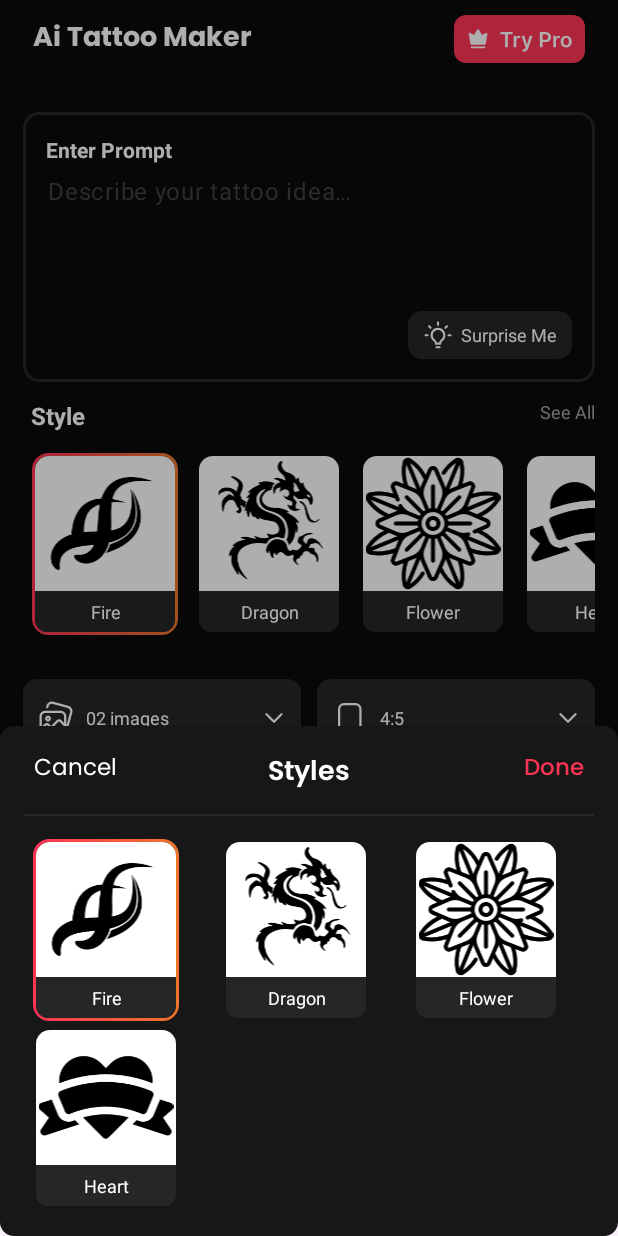
After one commit to AbdulBasitKnights/AiTattooMaker, an Android app: the fragment StyleBottomSheet placed in its activity, on a phone screen of 412 x 824 dp. The commit adds this screen. Run offline under Robolectric (Android 15) with nearby library versions, the phone set to English and light mode, and no system bars; our stand-ins replace navigation-ui, sdp/ssp sizes; libraries missing offline, so code that uses them is left out: androidx.camera.core.

Commit message:
ai creation style bottomsheet

```diff
--- a/app/src/main/java/com/basit/aitattoomaker/presentation/ai_create/adapter/StyleAdapter.kt
+++ b/app/src/main/java/com/basit/aitattoomaker/presentation/ai_create/adapter/StyleAdapter.kt
@@ -21,6 +21,15 @@
     // store which position is selected
     private var selectedPos = RecyclerView.NO_POSITION
 
+    init {
+        // optional: if you pass the list already, you could set selectedPos here
+    }
+
+    fun setInitialSelection(list: List<StyleItem>) {
+        selectedPos = list.indexOfFirst { it.isSelected }
+        if (selectedPos == -1) selectedPos = RecyclerView.NO_POSITION
+    }
+
     object DiffCallback : DiffUtil.ItemCallback<StyleItem>() {
         override fun areItemsTheSame(oldItem: StyleItem, newItem: StyleItem) = oldItem.id == newItem.id
         override fun areContentsTheSame(oldItem: StyleItem, newItem: StyleItem) = oldItem == newItem
@@ -29,18 +38,18 @@
     inner class StyleViewHolder(private val binding: ItemStyleBinding) :
         RecyclerView.ViewHolder(binding.root) {
 
-        fun bind(item: StyleItem, isSelected: Boolean) = with(binding) {
+        fun bind(item: StyleItem) = with(binding) {
             tvTattooName.text = item.title
             Glide.with(ivTattoo).load(item.url).into(ivTattoo)
 
             // highlight with gradient stroke if selected
-            if (isSelected) {
+            if (item.isSelected) {
                 root.background = GradientStrokeDrawable(
                     radiusPx = root.dp(10),
                     strokePx = root.dp(2),
                     startColor = ContextCompat.getColor(root.context, R.color.colorprimary),
                     endColor = ContextCompat.getColor(root.context, R.color.colorsecondary),
-                    angleDeg = 0f,  // 0 = left→right gradient
+                    angleDeg = 0f,
                     fillColor  = Color.TRANSPARENT
                 )
             } else {
@@ -69,6 +78,6 @@
     }
 
     override fun onBindViewHolder(holder: StyleViewHolder, position: Int) {
-        holder.bind(getItem(position), position == selectedPos)
+        holder.bind(getItem(position))
     }
 }
--- /dev/null
+++ b/app/src/main/java/com/basit/aitattoomaker/presentation/ai_create/dialog/StyleBottomSheet.kt
@@ -0,0 +1,113 @@
+package com.basit.aitattoomaker.presentation.ai_create.dialog
+
+import android.app.Dialog
+import android.graphics.BitmapFactory
+import android.net.Uri
+import android.os.Bundle
+import android.view.LayoutInflater
+import android.view.View
+import android.view.ViewGroup
+import androidx.annotation.OptIn
+import androidx.camera.core.ExperimentalGetImage
+import androidx.core.os.bundleOf
+import androidx.core.view.drawToBitmap
+import androidx.recyclerview.widget.LinearLayoutManager
+import com.basit.aitattoomaker.R
+import com.basit.aitattoomaker.databinding.DialogResultPreviewBinding
+import com.basit.aitattoomaker.databinding.DialogStylePreviewBinding
+import com.basit.aitattoomaker.presentation.ai_create.adapter.StyleAdapter
+import com.basit.aitattoomaker.presentation.ai_create.model.StyleItem
+import com.basit.aitattoomaker.presentation.camera.CameraScreen
+import com.basit.aitattoomaker.presentation.camera.result.ResultBottomSheet
+import com.basit.aitattoomaker.presentation.utils.AppUtils
+import com.basit.aitattoomaker.presentation.utils.DialogUtils
+import com.basit.aitattoomaker.presentation.utils.styleLiveData
+import com.basit.aitattoomaker.presentation.utils.style_list
+import com.basit.library.stickerview.StickerFactory
+import com.google.android.material.bottomsheet.BottomSheetBehavior
+import com.google.android.material.bottomsheet.BottomSheetDialog
+import com.google.android.material.bottomsheet.BottomSheetDialogFragment
+
+class StyleBottomSheet : BottomSheetDialogFragment() {
+
+    interface Callback {
+        fun onDone(selected: StyleItem?)
+        fun onCancel()
+    }
+    companion object {
+        fun newInstance(): StyleBottomSheet {
+            return StyleBottomSheet()
+        }
+    }
+
+    var callback: Callback? = null
+
+    private lateinit var adapter: StyleAdapter
+    private var _binding: DialogStylePreviewBinding? = null
+    private val binding get() = _binding!!
+
+    // Keep a copy of original selection
+    private lateinit var tempList: ArrayList<StyleItem>
+
+    override fun getTheme(): Int = R.style.ThemeOverlay_App_RoundedTopSheet
+
+    override fun onCreateDialog(savedInstanceState: Bundle?): Dialog {
+        val dialog = super.onCreateDialog(savedInstanceState) as BottomSheetDialog
+        dialog.behavior.state = BottomSheetBehavior.STATE_EXPANDED
+        dialog.behavior.skipCollapsed = true
+        dialog.behavior.isFitToContents = true
+        return dialog
+    }
+
+    override fun onCreateView(
+        inflater: LayoutInflater,
+        container: ViewGroup?,
+        savedInstanceState: Bundle?
+    ): View {
+        _binding = DialogStylePreviewBinding.inflate(inflater, container, false)
+        return binding.root
+    }
+
+    override fun onViewCreated(view: View, savedInstanceState: Bundle?) {
+        super.onViewCreated(view, savedInstanceState)
+
+        // Make a copy of the global list, so cancel does not mutate it
+        tempList = ArrayList(style_list.map { it.copy() })
+
+        setupRecycler()
+
+        binding.cancel.setOnClickListener {
+            callback?.onCancel()
+            dismiss()
+        }
+
+        binding.done.setOnClickListener {
+            // Update the global list only on Done
+            style_list.forEachIndexed { index, _ ->
+                style_list[index].isSelected = tempList[index].isSelected
+            }
+
+            val selectedItem = style_list.firstOrNull { it.isSelected }
+            callback?.onDone(selectedItem)
+            dismiss()
+        }
+    }
+
+    private fun setupRecycler() {
+        adapter = StyleAdapter { selected ->
+            tempList.forEach { it.isSelected = it.id == selected.id }
+            adapter.submitList(tempList.toList()) // update adapter
+        }
+
+        binding.rvStyle.adapter = adapter
+
+        // Show temp list initially
+        adapter.submitList(tempList.toList())
+        adapter.setInitialSelection(tempList)
+    }
+
+    override fun onDestroyView() {
+        super.onDestroyView()
+        _binding = null
+    }
+}
--- a/app/src/main/java/com/basit/aitattoomaker/presentation/ai_create/model/StyleItem.kt
+++ b/app/src/main/java/com/basit/aitattoomaker/presentation/ai_create/model/StyleItem.kt
@@ -1,9 +1,16 @@
 package com.basit.aitattoomaker.presentation.ai_create.model
 
+import android.os.Parcelable
 import androidx.annotation.DrawableRes
+import androidx.annotation.Keep
+import kotlinx.parcelize.Parcelize
 
+@Keep
+@Parcelize
 data class StyleItem(
-    val id: String,
-    val title: String,
-    @DrawableRes val url: Int   // drawable resource, OR you could make this a URL String if loading with Glide
-)
+    var id: String,
+    var title: String,
+    @DrawableRes var url: Int,   // drawable resource, OR you could make this a URL String if loading with Glide
+    var isPro:Boolean=false,
+    var isSelected: Boolean = false
+): Parcelable
--- a/app/src/main/java/com/basit/aitattoomaker/presentation/utils/ShareData.kt
+++ b/app/src/main/java/com/basit/aitattoomaker/presentation/utils/ShareData.kt
@@ -1,5 +1,15 @@
 package com.basit.aitattoomaker.presentation.utils
 
 import androidx.lifecycle.MutableLiveData
+import com.basit.aitattoomaker.R
+import com.basit.aitattoomaker.presentation.ai_create.model.StyleItem
 
 var tattooCreation = MutableLiveData<Boolean?>()
+val style_list: ArrayList<StyleItem> = arrayListOf(
+    StyleItem("1", "Fire", R.drawable.tattoo,false,true),
+    StyleItem("2", "Dragon", R.drawable.dragon,false,false),
+    StyleItem("3", "Flower", R.drawable.flower,true,false),
+    StyleItem("4", "Heart", R.drawable.heart,false,false)
+)
+
+val styleLiveData: MutableLiveData<ArrayList<StyleItem>> = MutableLiveData(style_list)
--- /dev/null
+++ b/app/src/main/res/layout/dialog_style_preview.xml
@@ -0,0 +1,65 @@
+<?xml version="1.0" encoding="utf-8"?>
+<androidx.constraintlayout.widget.ConstraintLayout
+    xmlns:android="http://schemas.android.com/apk/res/android"
+    xmlns:app="http://schemas.android.com/apk/res-auto"
+    xmlns:tools="http://schemas.android.com/tools"
+    android:layout_width="match_parent"
+    android:layout_height="match_parent"
+    android:padding="16dp"
+    android:backgroundTint="@color/darkGrey"
+    android:background="@drawable/bg_round">
+    <TextView
+        android:id="@+id/cancel"
+        android:layout_width="wrap_content"
+        android:layout_height="wrap_content"
+        android:text="@string/cancel"
+        android:textSize="@dimen/_12ssp"
+        android:textColor="@color/white"
+        android:fontFamily="@font/poppins_regular_400"
+        app:layout_constraintStart_toStartOf="parent"
+        android:layout_marginStart="@dimen/_5sdp"
+        app:layout_constraintTop_toTopOf="parent"/>
+    <TextView
+        android:id="@+id/title"
+        android:layout_width="wrap_content"
+        android:layout_height="wrap_content"
+        android:text="@string/style"
+        android:textColor="@color/white"
+        android:fontFamily="@font/poppins_semibold_600"
+        app:layout_constraintStart_toStartOf="parent"
+        app:layout_constraintEnd_toEndOf="parent"
+        android:textSize="@dimen/_14ssp"
+        app:layout_constraintTop_toTopOf="parent"/>
+    <TextView
+        android:id="@+id/done"
+        android:layout_width="wrap_content"
+        android:layout_height="wrap_content"
+        android:text="@string/done"
+        android:textSize="@dimen/_12ssp"
+        android:textColor="@color/colorprimary"
+        android:fontFamily="@font/poppins_medium_500"
+        app:layout_constraintEnd_toEndOf="parent"
+        android:layout_marginEnd="@dimen/_5sdp"
+        app:layout_constraintTop_toTopOf="parent"/>
+    <View
+        android:layout_width="match_parent"
+        android:layout_height="@dimen/_1sdp"
+        android:background="@color/grey"
+        app:layout_constraintStart_toStartOf="parent"
+        app:layout_constraintEnd_toEndOf="parent"
+        android:layout_marginBottom="@dimen/_10sdp"
+        app:layout_constraintBottom_toTopOf="@+id/rv_style"/>
+
+    <androidx.recyclerview.widget.RecyclerView
+        android:id="@+id/rv_style"
+        android:layout_width="match_parent"
+        android:layout_height="wrap_content"
+        app:layout_constraintStart_toStartOf="parent"
+        app:layout_constraintEnd_toEndOf="parent"
+        app:layoutManager="androidx.recyclerview.widget.GridLayoutManager"
+        app:spanCount="3"
+        android:layout_marginTop="@dimen/_20sdp"
+        tools:listitem="@layout/item_tattoo"
+        app:layout_constraintTop_toBottomOf="@+id/title"/>
+
+</androidx.constraintlayout.widget.ConstraintLayout>
--- a/app/src/main/res/values/strings.xml
+++ b/app/src/main/res/values/strings.xml
@@ -51,4 +51,6 @@
     <string name="are_you_sure_you_want_to_delete_this_generation">Are you sure you want to delete this\ngeneration.</string>
     <string name="delete">Delete</string>
     <string name="cancel">Cancel</string>
+    <string name="style">Styles</string>
+    <string name="done">Done</string>
 </resources>
```
Also changed, not shown: app/src/main/java/com/basit/aitattoomaker/presentation/ai_create/AiCreateFragment.kt (+36 -10 lines).
